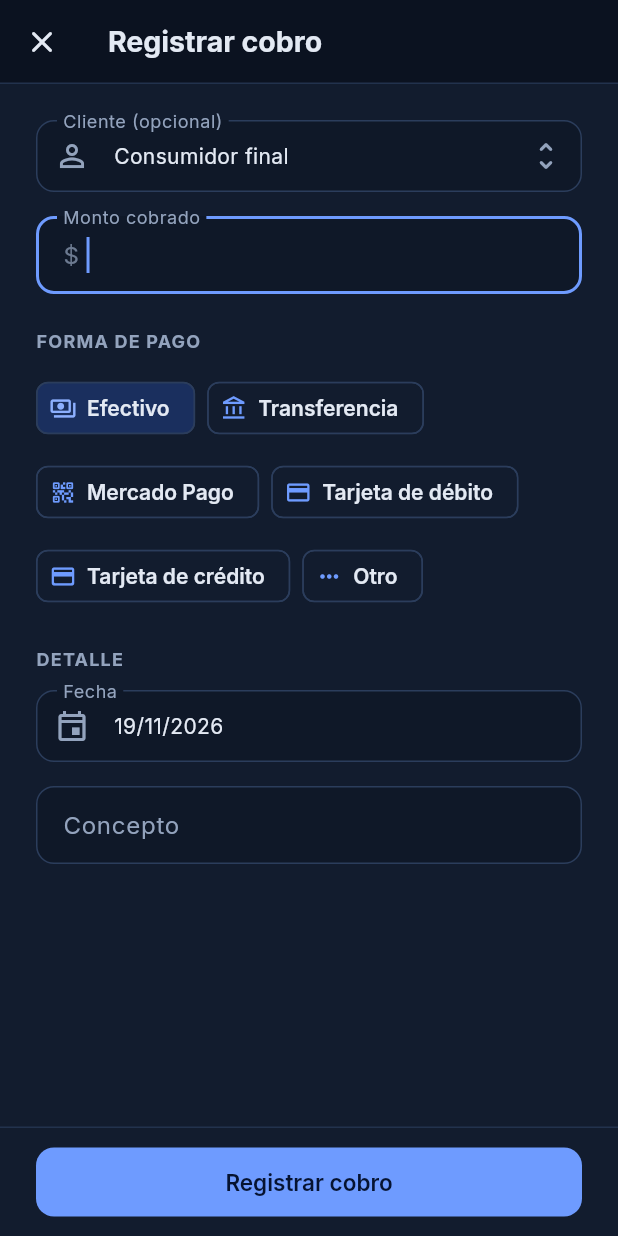
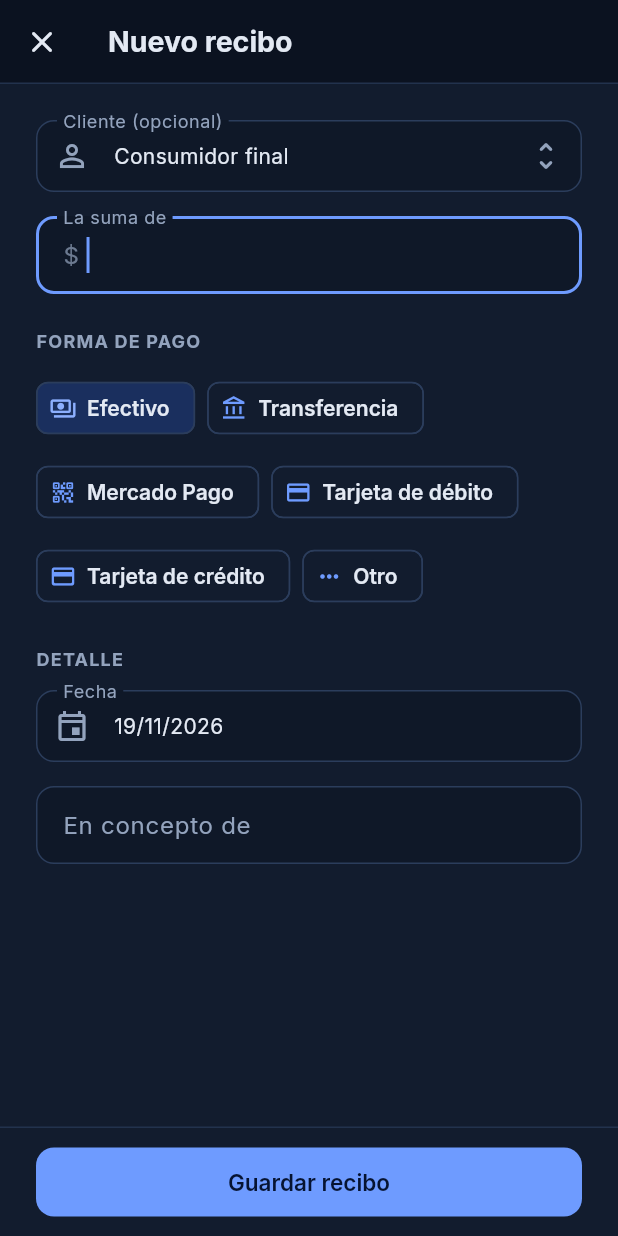
Before and after one commit to santiago-iturralde/app_taller, a Flutter app: the CobroForm screen opened directly, on a phone screen of 412 x 824 dp. Run offline on Flutter 3.47's test engine with Material 3 defaults, Android fonts, the phone set to English and light mode, and no system bars; our stand-ins replace cloud_firestore, cloud_functions, firebase_auth, firebase_core, google_fonts, image_picker and 4 more; missing offline and left inert: excel, universal_html; accounts and stored records are empty.

Commit message:
Recibos más visibles (como el talonario) y número original en los recibos del sistema anterior
Co-Authored-By: Claude Opus 5.5 <noreply@anthropic.com>

```diff
--- a/lib/core/utils/formato.dart
+++ b/lib/core/utils/formato.dart
@@ -35,6 +35,11 @@ abstract final class Formato {
 
   /// Número de comprobante con ceros a la izquierda: `7` → `00007`.
   static String numeroComprobante(int numero) => numero.toString().padLeft(5, '0');
+
+  /// Número de recibo. Los importados del sistema anterior no tienen número
+  /// nuevo (0) y muestran el que tenían.
+  static String numeroRecibo(int numero, String anterior) =>
+      numero > 0 ? numeroComprobante(numero) : (anterior.isEmpty ? 's/n' : anterior);
 
   static String capitalizar(String s) => s.isEmpty ? s : s[0].toUpperCase() + s.substring(1);
 
--- a/lib/data/models/caja.dart
+++ b/lib/data/models/caja.dart
@@ -37,10 +37,18 @@ class Pago {
     this.excluirDeCaja = false,
     this.items = const [],
     this.facturaId,
+    this.numeroAnterior = '',
   });
 
   final String id;
+
+  /// Número de recibo correlativo (0 en los importados del sistema anterior).
   final int numero;
+
+  /// Número que tenía el recibo en el sistema anterior.
+  final String numeroAnterior;
+
+  bool get delSistemaAnterior => numero == 0;
   final double monto;
   final DateTime fecha;
   final MedioPago medio;
@@ -83,6 +91,7 @@ class Pago {
         excluirDeCaja: m['excluirDeCaja'] == true,
         items: ItemLinea.listaDesde(m['items']),
         facturaId: leerTextoONull(m['facturaId']),
+        numeroAnterior: leerTexto(m['numeroAnterior']),
       );
 
   Map<String, dynamic> toMap() => {
@@ -98,6 +107,7 @@ class Pago {
         'anulado': anulado,
         'excluirDeCaja': excluirDeCaja,
         if (items.isNotEmpty) 'items': items.map((i) => i.toMap()).toList(),
+        if (numeroAnterior.isNotEmpty) 'numeroAnterior': numeroAnterior,
       };
 }
 
--- a/lib/features/caja/cobro_form.dart
+++ b/lib/features/caja/cobro_form.dart
@@ -11,6 +11,7 @@ import '../../data/models/caja.dart';
 import '../../data/models/cliente.dart';
 import '../../data/models/orden.dart';
 import '../clientes/selector_cliente.dart';
+import 'widgets_caja.dart';
 
 /// Registra un cobro, asociado a un trabajo o suelto (venta de mostrador,
 /// seña, etc.). Devuelve el [Pago] creado.
@@ -68,21 +69,29 @@ class _CobroFormState extends State<CobroForm> {
         clienteNombre: _cliente?.nombre ?? '',
         ordenId: orden?.id,
       );
-    }, exito: 'Cobro registrado');
+    });
     if (!mounted) return;
     setState(() => _guardando = false);
-    if (ok) Navigator.pop(context, pago);
+    if (!ok) return;
+    final hecho = pago!;
+    final navegador = Navigator.of(context);
+    mostrarMensaje(
+      context,
+      '${orden == null ? 'Recibo guardado' : 'Cobro registrado'} · N° ${Formato.numeroComprobante(hecho.numero)}',
+      accion: SnackBarAction(label: 'Imprimir', onPressed: () => imprimirRecibo(navegador.context, hecho)),
+    );
+    navegador.pop(hecho);
   }
 
   @override
   Widget build(BuildContext context) {
     final orden = widget.orden;
     return FormularioScaffold(
-      titulo: 'Registrar cobro',
+      titulo: orden == null ? 'Nuevo recibo' : 'Registrar cobro',
       formKey: _form,
       guardando: _guardando,
       onGuardar: _guardar,
-      textoGuardar: 'Registrar cobro',
+      textoGuardar: orden == null ? 'Guardar recibo' : 'Registrar cobro',
       children: [
         if (orden != null) ...[
           AppCard(
@@ -104,7 +113,7 @@ class _CobroFormState extends State<CobroForm> {
           CampoClienteOpcional(onCambio: (c) => setState(() => _cliente = c)),
           espacioCampos,
         ],
-        CampoMonto(controller: _monto, etiqueta: 'Monto cobrado', autofocus: true),
+        CampoMonto(controller: _monto, etiqueta: orden == null ? 'La suma de' : 'Monto cobrado', autofocus: true),
         const GrupoFormulario('Forma de pago'),
         Wrap(
           spacing: Espacio.s,
@@ -132,8 +141,8 @@ class _CobroFormState extends State<CobroForm> {
           controller: _concepto,
           textCapitalization: TextCapitalization.sentences,
           decoration: InputDecoration(
-            labelText: 'Concepto',
-            hintText: orden != null ? 'Se completa automáticamente' : 'Ej: Venta de aceite 5W30',
+            labelText: orden == null ? 'En concepto de' : 'Concepto',
+            hintText: orden != null ? 'Se completa automáticamente' : 'Ej: Reparación de amoladora',
           ),
           validator: (v) => (orden == null && (v == null || v.trim().isEmpty)) ? 'Indicá el concepto' : null,
         ),
--- a/lib/features/caja/venta_form.dart
+++ b/lib/features/caja/venta_form.dart
@@ -116,8 +116,8 @@ Future<void> nuevoIngreso(BuildContext context) async {
         ),
         ListTile(
           leading: const Icon(Icons.add_card_rounded),
-          title: const Text('Cobro suelto'),
-          subtitle: const Text('Un importe con su concepto, sin detalle de ítems.'),
+          title: const Text('Recibo'),
+          subtitle: const Text('Como el talonario: recibí de, la suma de, en concepto de. Se imprime en PDF.'),
           onTap: () => Navigator.pop(sheet, 'cobro'),
         ),
         const SizedBox(height: Espacio.s),
--- a/lib/features/caja/widgets_caja.dart
+++ b/lib/features/caja/widgets_caja.dart
@@ -18,7 +18,7 @@ Future<void> imprimirRecibo(BuildContext context, Pago pago) async {
   if (!await exigirPro(context, FuncionPro.recibosPdf) || !context.mounted) return;
   await DocumentosPdf.abrir(
     context,
-    nombreArchivo: nombreArchivoPdf('Recibo', pago.numero, pago.clienteNombre),
+    nombreArchivo: nombreArchivoPdf('Recibo', Formato.numeroRecibo(pago.numero, pago.numeroAnterior), pago.clienteNombre),
     generar: (pdf) => pdf.recibo(pago),
   );
 }
@@ -27,7 +27,7 @@ Future<void> anularPago(BuildContext context, Pago pago) async {
   final ok = await confirmar(
     context,
     titulo: 'Anular cobro',
-    mensaje: 'El recibo N° ${Formato.numeroComprobante(pago.numero)} por ${Formato.moneda(pago.monto)} quedará anulado'
+    mensaje: 'El recibo N° ${Formato.numeroRecibo(pago.numero, pago.numeroAnterior)} por ${Formato.moneda(pago.monto)} quedará anulado'
         '${pago.ordenId != null ? ' y se descontará de lo cobrado en el trabajo' : ''}'
         '${pago.esVenta ? ' y los productos vuelven al stock' : ''}. '
         'El número no se reutiliza.',
@@ -50,7 +50,7 @@ class FilaPago extends StatelessWidget {
     final tachado = p.anulado ? TextDecoration.lineThrough : null;
     final subtitulo = [
       if (mostrarCliente && p.clienteNombre.isNotEmpty) p.clienteNombre,
-      p.medio.etiqueta,
+      if (p.delSistemaAnterior) 'Sistema anterior' else p.medio.etiqueta,
       Formato.fecha(p.fecha),
     ].join(' · ');
 
@@ -63,7 +63,7 @@ class FilaPago extends StatelessWidget {
         fondo: p.anulado ? context.colores.neutroSuave : context.colores.exitoSuave,
       ),
       title: Text(
-        p.concepto.isEmpty ? 'Cobro N° ${Formato.numeroComprobante(p.numero)}' : p.concepto,
+        p.concepto.isEmpty ? 'Recibo N° ${Formato.numeroRecibo(p.numero, p.numeroAnterior)}' : p.concepto,
         maxLines: 1,
         overflow: TextOverflow.ellipsis,
         style: TextStyle(decoration: tachado),
@@ -102,7 +102,7 @@ class FilaPago extends StatelessWidget {
                 value: 'recibo',
                 child: ListTile(
                   leading: const Icon(Icons.receipt_long_outlined),
-                  title: Text('Recibo N° ${Formato.numeroComprobante(p.numero)}'),
+                  title: Text('Recibo N° ${Formato.numeroRecibo(p.numero, p.numeroAnterior)}'),
                   trailing: Sesion.of(context).negocio.permite(FuncionPro.recibosPdf) ? null : const DistintivoPro(),
                 ),
               ),
--- a/lib/features/inicio/inicio_page.dart
+++ b/lib/features/inicio/inicio_page.dart
@@ -118,7 +118,7 @@ class _AccionesRapidas extends StatelessWidget {
         },
       ),
       (Icons.request_quote_outlined, 'Presupuesto', () => nuevoPresupuesto(context)),
-      (Icons.shopping_bag_outlined, 'Venta / cobro', () => nuevoIngreso(context)),
+      (Icons.shopping_bag_outlined, 'Venta / recibo', () => nuevoIngreso(context)),
       if (Sesion.of(context).puede(Permiso.verGastos))
         (Icons.remove_circle_outline_rounded, 'Gasto', () => abrirFormulario(context, const GastoForm())),
     ];
--- a/lib/features/presupuestos/presupuesto_detalle_page.dart
+++ b/lib/features/presupuestos/presupuesto_detalle_page.dart
@@ -41,7 +41,7 @@ class _Detalle extends StatelessWidget {
 
   void _pdf(BuildContext context) => DocumentosPdf.abrir(
         context,
-        nombreArchivo: nombreArchivoPdf('Presupuesto', p.numero, p.clienteNombre),
+        nombreArchivo: nombreArchivoPdf('Presupuesto', Formato.numeroComprobante(p.numero), p.clienteNombre),
         generar: (pdf) => pdf.presupuesto(p),
       );
 
--- a/lib/features/trabajos/orden_detalle_page.dart
+++ b/lib/features/trabajos/orden_detalle_page.dart
@@ -110,7 +110,7 @@ class _Detalle extends StatelessWidget {
 
   void _imprimir(BuildContext context) => DocumentosPdf.abrir(
         context,
-        nombreArchivo: nombreArchivoPdf('Orden', orden.numero, orden.clienteNombre),
+        nombreArchivo: nombreArchivoPdf('Orden', Formato.numeroComprobante(orden.numero), orden.clienteNombre),
         generar: (pdf) => pdf.orden(orden),
       );
 
```
Also changed, not shown: lib/core/pdf/documentos_pdf.dart (+11 -9 lines), 1 other file.
